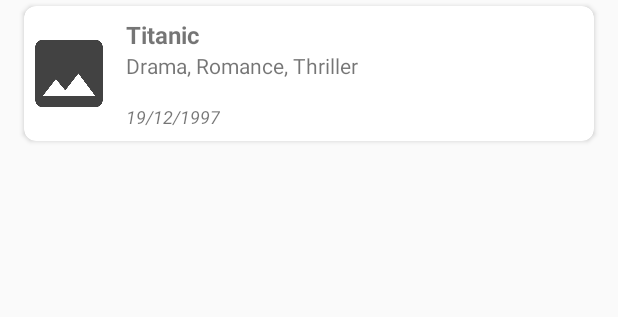
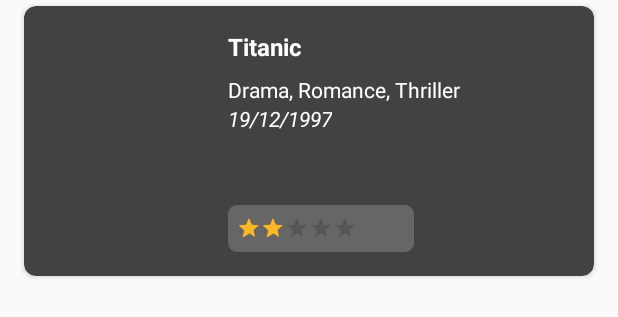
Before and after one commit to diogojs/tmdb_app, an Android app: the layout movie_item.xml on its own in the app's theme, with its tools: preview values and no code run, on a phone screen of 412 x 824 dp. Shown: the top 317 px of the screen. Run offline under Robolectric (Android 15) with nearby library versions, the phone set to English and light mode, and no system bars; network calls fail.

Commit message:
Change movie card layout

```diff
--- a/app/src/main/java/com/arctouch/codechallenge/detail/DetailActivity.kt
+++ b/app/src/main/java/com/arctouch/codechallenge/detail/DetailActivity.kt
@@ -2,19 +2,16 @@ package com.arctouch.codechallenge.detail
 
 import android.os.Bundle
 import android.support.v7.app.AppCompatActivity
-import android.support.v7.widget.Toolbar
 import android.view.View
 import android.widget.ImageView
 import com.arctouch.codechallenge.R
 import com.arctouch.codechallenge.base.BasePresenter
-import com.arctouch.codechallenge.home.HomeContract
 import com.arctouch.codechallenge.model.Movie
-import com.arctouch.codechallenge.util.Injection
 import com.arctouch.codechallenge.util.MovieImageUrlBuilder
 import com.bumptech.glide.Glide
 import com.bumptech.glide.request.RequestOptions
 import kotlinx.android.synthetic.main.detail_activity.*
-import kotlinx.android.synthetic.main.movie_item.view.*
+import kotlinx.android.synthetic.main.layout_stars.*
 
 class DetailActivity : AppCompatActivity(), DetailContract.View {
     companion object {
--- a/app/src/main/java/com/arctouch/codechallenge/home/HomeAdapter.kt
+++ b/app/src/main/java/com/arctouch/codechallenge/home/HomeAdapter.kt
@@ -9,6 +9,7 @@ import com.arctouch.codechallenge.model.Movie
 import com.arctouch.codechallenge.util.MovieImageUrlBuilder
 import com.bumptech.glide.Glide
 import com.bumptech.glide.request.RequestOptions
+import kotlinx.android.synthetic.main.layout_stars.view.*
 import kotlinx.android.synthetic.main.movie_item.view.*
 
 class HomeAdapter(
@@ -21,7 +22,9 @@ class HomeAdapter(
         fun bind(movie: Movie) {
             itemView.titleTextView.text = movie.title
             itemView.genresTextView.text = movie.genres?.joinToString(separator = ", ") { it.name }
-            itemView.releaseDateTextView.text = movie.releaseDate
+            itemView.releaseDateTextView.text = movie.releaseDate?.split("-")?.get(0)
+            itemView.ratingBar.rating = movie.rate/2
+            itemView.tvRate.text = itemView.context.getString(R.string.movie_rate, movie.rate)
             itemView.setOnClickListener { itemListener.onMovieClick(movie) }
 
             Glide.with(itemView)
--- a/app/src/main/res/layout/detail_activity.xml
+++ b/app/src/main/res/layout/detail_activity.xml
@@ -75,56 +75,27 @@
                     android:layout_width="wrap_content"
                     android:layout_height="wrap_content"
                     android:layout_below="@id/ivPoster"
-                    android:layout_marginTop="@dimen/section_inner_pad"
+                    android:layout_marginTop="@dimen/section_padding"
                     android:layout_marginBottom="@dimen/section_inner_pad"
                     tools:text="@string/placeholder_overview" />
 
-                <LinearLayout
-                    android:id="@+id/layoutStars"
+                <include layout="@layout/layout_stars"
                     android:layout_width="wrap_content"
                     android:layout_height="wrap_content"
-                    android:minWidth="124dp"
-                    android:minHeight="24dp"
                     android:layout_below="@id/tvOverview"
-                    android:layout_marginTop="@dimen/section_inner_pad"
-                    android:padding="@dimen/stars_pad"
-                    android:orientation="horizontal"
-                    android:background="@drawable/round_corner">
-
-                    <android.support.v7.widget.AppCompatRatingBar
-                        android:id="@+id/ratingBar"
-                        android:layout_width="wrap_content"
-                        android:layout_height="wrap_content"
-                        android:layout_gravity="center"
-                        style="?android:ratingBarStyleSmall"
-                        android:numStars="5"
-                        android:stepSize="0.5"
-                        android:rating="2"
-                        android:isIndicator="true"/>
-
-                    <TextView
-                        android:id="@+id/tvRate"
-                        style="@style/AppTheme.TextInfo"
-                        android:layout_width="wrap_content"
-                        android:layout_height="wrap_content"
-                        android:layout_marginStart="@dimen/section_inner_pad"
-                        android:layout_toEndOf="@id/ratingBar"
-                        android:layout_alignBottom="@id/ratingBar"
-                        tools:text="4.5 / 5" />
-
-                </LinearLayout>
+                    android:layout_marginTop="@dimen/section_inner_pad" />
 
             </RelativeLayout>
-
-            <ProgressBar
-                android:id="@+id/progressBar"
-                android:layout_width="wrap_content"
-                android:layout_height="wrap_content"
-                android:layout_centerInParent="true"
-                tools:visibility="gone" />
 
         </RelativeLayout>
 
     </android.support.v4.widget.NestedScrollView>
 
+    <ProgressBar
+        android:id="@+id/progressBar"
+        android:layout_width="wrap_content"
+        android:layout_height="wrap_content"
+        android:layout_gravity="center"
+        tools:visibility="gone" />
+
 </LinearLayout>
--- /dev/null
+++ b/app/src/main/res/layout/layout_stars.xml
@@ -0,0 +1,35 @@
+<?xml version="1.0" encoding="utf-8"?>
+<LinearLayout
+    xmlns:android="http://schemas.android.com/apk/res/android"
+    xmlns:tools="http://schemas.android.com/tools"
+    android:id="@+id/layoutStars"
+    android:layout_width="wrap_content"
+    android:layout_height="wrap_content"
+    android:minWidth="124dp"
+    android:minHeight="24dp"
+    android:padding="@dimen/stars_pad"
+    android:orientation="horizontal"
+    android:background="@drawable/round_corner">
+
+    <android.support.v7.widget.AppCompatRatingBar
+        android:id="@+id/ratingBar"
+        android:layout_width="wrap_content"
+        android:layout_height="wrap_content"
+        android:layout_gravity="center"
+        style="?android:ratingBarStyleSmall"
+        android:numStars="5"
+        android:stepSize="0.5"
+        android:rating="2"
+        android:isIndicator="true"/>
+
+    <TextView
+        android:id="@+id/tvRate"
+        style="@style/AppTheme.TextInfo"
+        android:layout_width="wrap_content"
+        android:layout_height="wrap_content"
+        android:layout_marginStart="@dimen/section_inner_pad"
+        android:layout_toEndOf="@id/ratingBar"
+        android:layout_alignBottom="@id/ratingBar"
+        tools:text="4.5 / 5" />
+
+</LinearLayout>
--- a/app/src/main/res/layout/movie_item.xml
+++ b/app/src/main/res/layout/movie_item.xml
@@ -3,14 +3,15 @@
     xmlns:app="http://schemas.android.com/apk/res-auto"
     xmlns:tools="http://schemas.android.com/tools"
     android:layout_width="match_parent"
-    android:layout_height="90dp"
+    android:layout_height="@dimen/movie_item_height"
     android:layout_marginBottom="4dp"
-    android:layout_marginEnd="16dp"
-    android:layout_marginStart="16dp"
+    android:layout_marginEnd="@dimen/section_padding"
+    android:layout_marginStart="@dimen/section_padding"
     android:layout_marginTop="4dp"
     android:clickable="true"
     android:focusable="true"
     android:foreground="?attr/selectableItemBackground"
+    app:cardBackgroundColor="@color/colorPrimary"
     app:cardCornerRadius="8dp">
 
     <RelativeLayout
@@ -19,7 +20,7 @@
 
         <ImageView
             android:id="@+id/posterImageView"
-            android:layout_width="60dp"
+            android:layout_width="@dimen/poster_size"
             android:layout_height="match_parent"
             android:adjustViewBounds="true"
             android:importantForAccessibility="no"
@@ -30,13 +31,11 @@
             android:id="@+id/titleTextView"
             android:layout_width="wrap_content"
             android:layout_height="wrap_content"
-            android:layout_marginStart="8dp"
-            android:layout_marginTop="8dp"
+            android:layout_marginStart="@dimen/section_padding"
+            android:layout_marginEnd="@dimen/section_padding"
+            android:layout_marginTop="@dimen/section_padding"
             android:layout_toEndOf="@id/posterImageView"
-            android:ellipsize="end"
-            android:maxLines="2"
-            android:textSize="16sp"
-            android:textStyle="bold"
+            style="@style/AppTheme.TextTitleSmall"
             tools:text="Titanic" />
 
         <TextView
@@ -44,24 +43,32 @@
             android:layout_width="wrap_content"
             android:layout_height="wrap_content"
             android:layout_below="@id/titleTextView"
-            android:layout_marginStart="8dp"
             android:layout_toEndOf="@id/posterImageView"
+            android:layout_marginTop="@dimen/section_inner_pad"
+            android:layout_marginStart="@dimen/section_padding"
+            android:layout_marginEnd="@dimen/section_inner_pad"
+            style="@style/AppTheme.TextInfo"
             android:ellipsize="end"
             android:maxLines="2"
-            android:textSize="14sp"
             tools:text="Drama, Romance, Thriller" />
 
         <TextView
             android:id="@+id/releaseDateTextView"
             android:layout_width="wrap_content"
             android:layout_height="wrap_content"
-            android:layout_alignParentBottom="true"
-            android:layout_marginBottom="8dp"
-            android:layout_marginStart="8dp"
-            android:layout_toEndOf="@id/posterImageView"
-            android:textSize="12sp"
+            android:layout_marginBottom="@dimen/section_inner_pad"
+            android:layout_below="@id/genresTextView"
+            android:layout_alignStart="@id/genresTextView"
+            style="@style/AppTheme.TextInfo"
             android:textStyle="italic"
             tools:text="19/12/1997" />
+
+        <include layout="@layout/layout_stars"
+            android:layout_width="wrap_content"
+            android:layout_height="wrap_content"
+            android:layout_alignParentBottom="true"
+            android:layout_marginBottom="@dimen/section_padding"
+            android:layout_alignStart="@id/genresTextView"/>
 
     </RelativeLayout>
 
--- a/app/src/main/res/values/dimens.xml
+++ b/app/src/main/res/values/dimens.xml
@@ -3,4 +3,7 @@
     <dimen name="section_padding">16dp</dimen>
     <dimen name="section_inner_pad">8dp</dimen>
     <dimen name="stars_pad">6dp</dimen>
+
+    <dimen name="poster_size">120dp</dimen>
+    <dimen name="movie_item_height">180dp</dimen>
 </resources>
--- a/app/src/main/res/values/styles.xml
+++ b/app/src/main/res/values/styles.xml
@@ -14,16 +14,24 @@
 
     <style name="AppTheme.Toolbar" parent="ThemeOverlay.AppCompat.Dark.ActionBar" />
 
-    <style name="AppTheme.TextInfo">
+    <style name="AppTheme.Text">
         <item name="android:textColor">#ffffff</item>
+    </style>
+
+    <style name="AppTheme.TextInfo" parent="AppTheme.Text">
         <item name="android:textSize">14sp</item>
     </style>
 
-    <style name="AppTheme.TextTitle" parent="AppTheme.TextInfo">
+    <style name="AppTheme.TextTitle" parent="AppTheme.Text">
         <item name="android:ellipsize">end</item>
         <item name="android:maxLines">2</item>
         <item name="android:textSize">24sp</item>
         <item name="android:textStyle">bold</item>
     </style>
 
+    <style name="AppTheme.TextTitleSmall" parent="AppTheme.Text">
+        <item name="android:textSize">16sp</item>
+        <item name="android:textStyle">bold</item>
+    </style>
+
 </resources>
```
